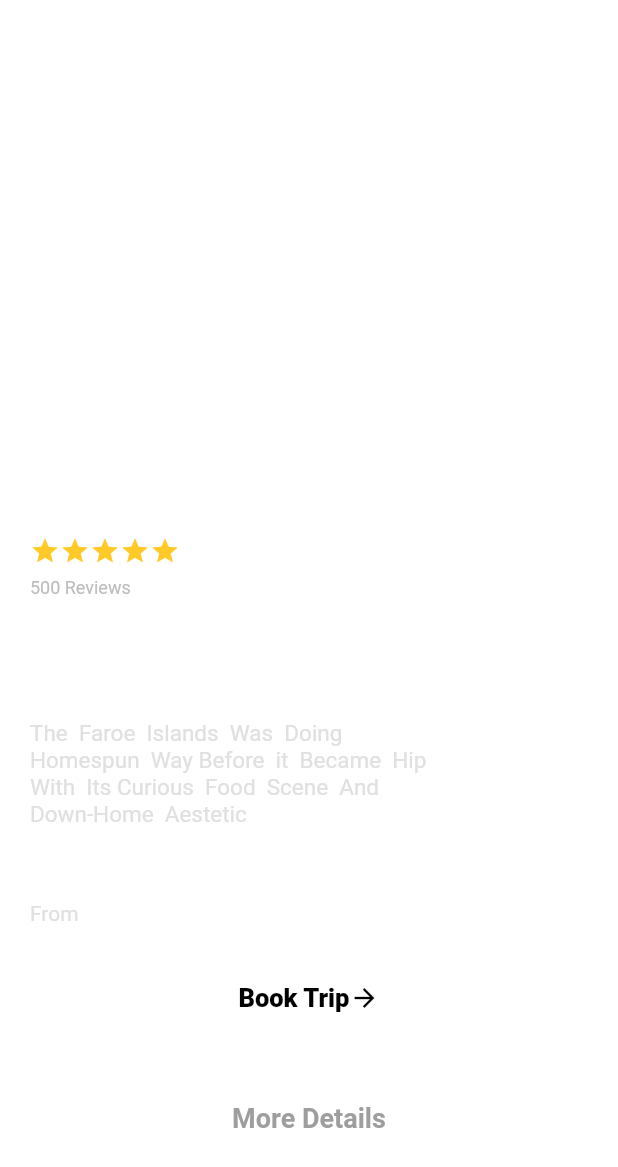
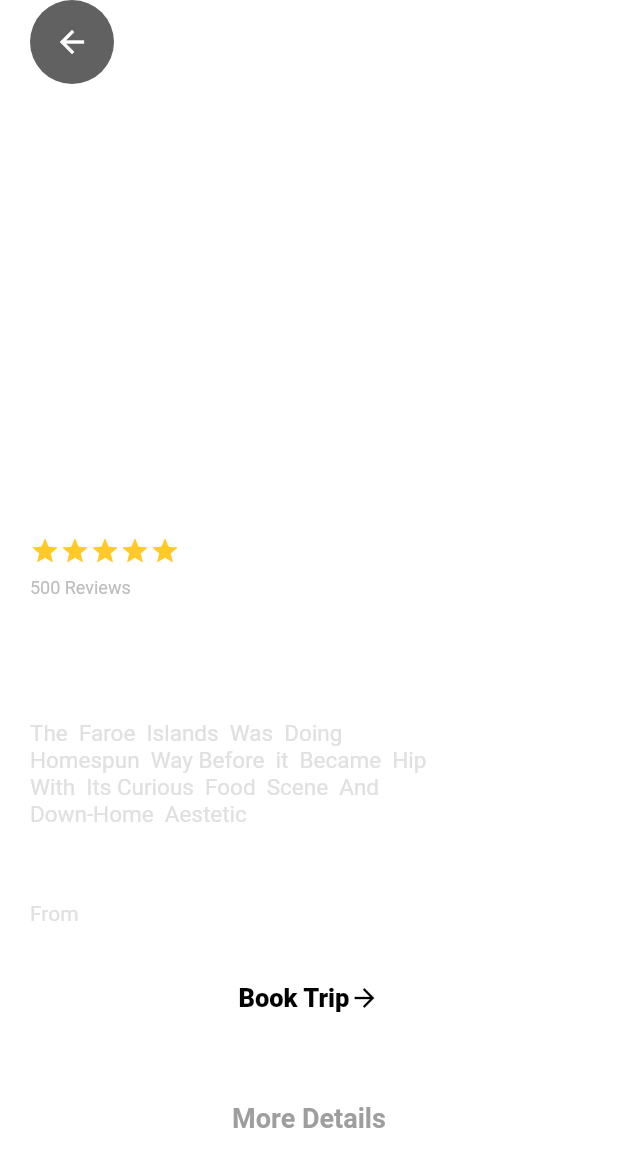
Before and after one commit to romolonobre/travel_project, a Flutter app: the BodyLocation screen opened directly, on a phone screen of 412 x 824 dp. Shown: the top 1167 px of the screen. Run offline on Flutter 3.47's test engine with Material 2 defaults, Android fonts, the light colour scheme and no system bars; our stand-ins replace flutter_svg; network calls fail.

Commit message:
added constractor

```diff
--- a/lib/global-Widgets/back_buttom.dart
+++ b/lib/global-Widgets/back_buttom.dart
@@ -1,17 +1,26 @@
 import 'package:flutter/material.dart';
 
+/// This Widget drawns a circle buttom,
+/// as a global widget we can use it
+/// anywhere in our application. We have
+/// to specify what icon we want display
+/// on it
+///
+
 class BackButtom extends StatelessWidget {
-  BackButtom({required this.icon});
+  const BackButtom({required this.icon});
+
   final Icon icon;
   @override
   Widget build(BuildContext context) {
     return Container(
-        height: 50,
-        width: 50,
-        decoration: BoxDecoration(
-          color: Colors.white.withOpacity(0.2),
-          shape: BoxShape.circle,
-        ),
-        child: IconButton(onPressed: () {}, icon: icon));
+      height: 50,
+      width: 50,
+      decoration: BoxDecoration(
+        color: Colors.grey.shade700,
+        shape: BoxShape.circle,
+      ),
+      child: icon,
+    );
   }
 }
--- a/lib/screens/location_detail_screen/components/body_location.dart
+++ b/lib/screens/location_detail_screen/components/body_location.dart
@@ -20,7 +20,7 @@ class BodyLocation extends StatelessWidget {
           elevation: 0,
           backgroundColor: Colors.transparent,
           leading: BackButtom(
-            icon: const Icon(
+            icon: Icon(
               Icons.arrow_back,
             ),
           ),
--- a/lib/screens/tour_screen/body_tour.dart
+++ b/lib/screens/tour_screen/body_tour.dart
@@ -22,7 +22,7 @@ class BodyTour extends StatelessWidget {
             top: 40,
             left: 20,
             child: BackButtom(
-              icon: const Icon(
+              icon: Icon(
                 Icons.arrow_back,
               ),
             ),
```
